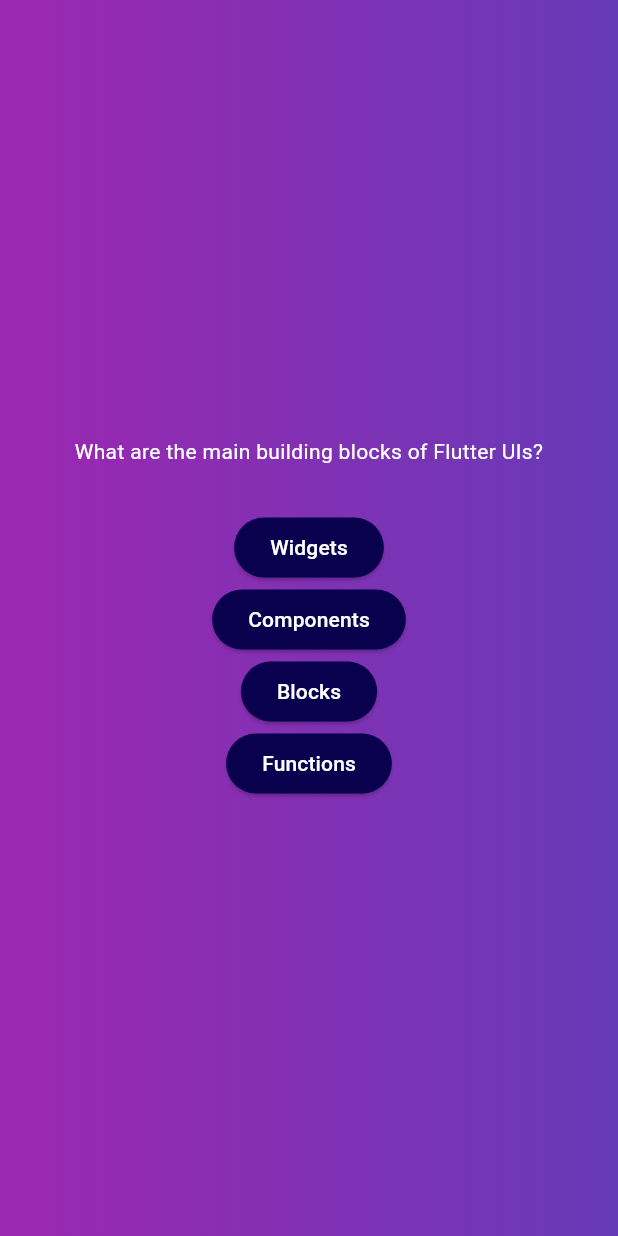
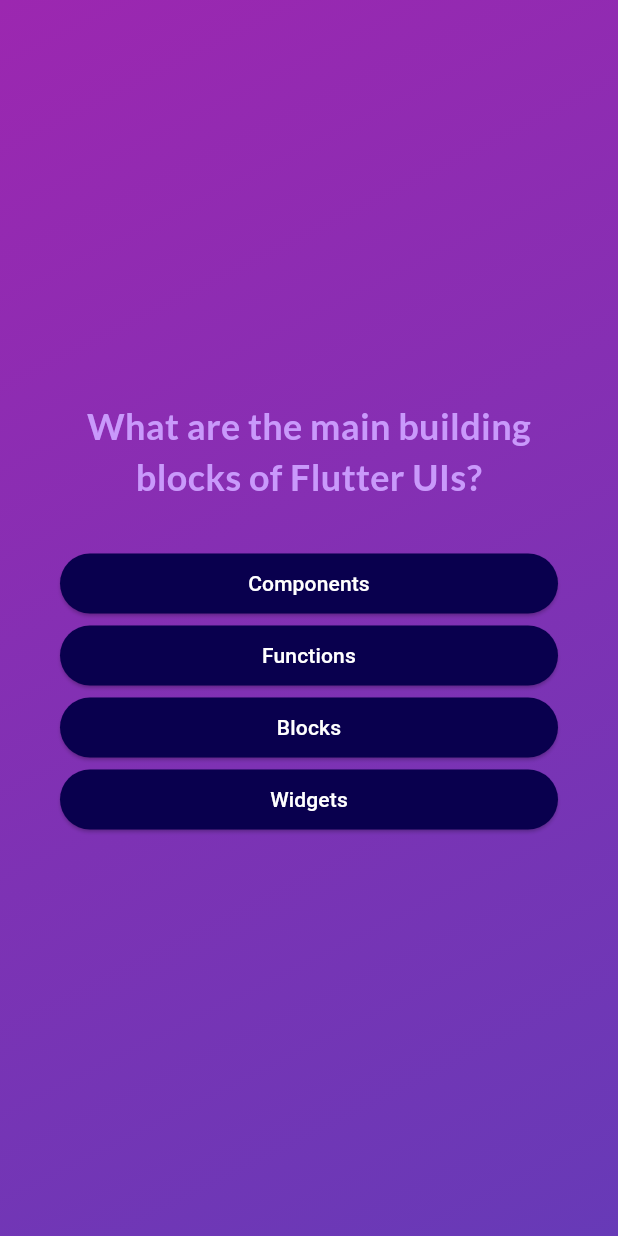
Before and after one commit to Thananop47/QuizApp, a Flutter app: the screen it shows after launch, after a tap on "Start Quiz", on a phone screen of 412 x 824 dp. Run offline on Flutter 3.47's test engine with Material 3 defaults, Android fonts, the phone set to English and light mode, and no system bars; our stand-ins replace google_fonts.

Commit message:
edit some design

```diff
--- a/lib/answers_button.dart
+++ b/lib/answers_button.dart
@@ -2,20 +2,23 @@ import 'package:flutter/material.dart';
 import 'package:myapp/data/quiz.dart';
 
 class AnswersButton extends StatelessWidget {
-  AnswersButton(this.answerOption, this.onPressed,{super.key});
+  AnswersButton(this.answerOption, this.onPressed, {super.key});
 
   //define callBackFunciton and send answerOption to QuestionsScreen
   final void Function(String) onPressed;
   final String answerOption;
   @override
   Widget build(BuildContext context) {
-    return ElevatedButton(
-      onPressed: () => onPressed(answerOption),
-      style: ElevatedButton.styleFrom(
-          backgroundColor: const Color.fromARGB(255, 9, 0, 78)),
-      child: Text(
-        answerOption,
-        style: const TextStyle(color: Colors.white),
+    return SizedBox(
+      width: double.infinity,
+      child: ElevatedButton(
+        onPressed: () => onPressed(answerOption),
+        style: ElevatedButton.styleFrom(
+            backgroundColor: const Color.fromARGB(255, 9, 0, 78)),
+        child: Text(
+          answerOption,
+          style: const TextStyle(color: Colors.white,),textAlign: TextAlign.center,
+        ),
       ),
     );
   }
--- a/lib/models/quiz_model.dart
+++ b/lib/models/quiz_model.dart
@@ -3,5 +3,13 @@ class QuizModel {
   List<String> answers;
   String correctAnswer;
 
-  QuizModel(this.question, this.answers,this.correctAnswer);
+  //swap answer
+  List<String> getShuffledAnswers() {
+    final shuffleAnswers = List.of(answers);
+
+    shuffleAnswers.shuffle();
+    return shuffleAnswers;
+  }
+
+  QuizModel(this.question, this.answers, this.correctAnswer);
 }
--- a/lib/questions_screen.dart
+++ b/lib/questions_screen.dart
@@ -2,6 +2,7 @@ import 'package:flutter/material.dart';
 import 'package:myapp/answers_button.dart';
 import 'package:myapp/data/quiz.dart';
 import 'package:myapp/result_screen.dart';
+import 'package:google_fonts/google_fonts.dart';
 
 class QuestionsScreen extends StatefulWidget {
   const QuestionsScreen({super.key});
@@ -32,7 +33,8 @@ class _QuestionsState extends State<QuestionsScreen> {
     } else {
       Navigator.push(
         context,
-        MaterialPageRoute( // send all required value to resultScreen
+        MaterialPageRoute(
+          // send all required value to resultScreen
           builder: (context) => ResultScreen(
               score: score,
               total: questions.length,
@@ -51,6 +53,8 @@ class _QuestionsState extends State<QuestionsScreen> {
         body: Container(
           decoration: const BoxDecoration(
             gradient: LinearGradient(
+              begin: Alignment.topLeft,
+              end: Alignment.bottomRight,
               colors: [Colors.purple, Colors.deepPurple],
             ),
           ),
@@ -62,13 +66,17 @@ class _QuestionsState extends State<QuestionsScreen> {
                 children: [
                   Text(
                     currentQuestion.question,
-                    style: const TextStyle(color: Colors.white),
+                    style: GoogleFonts.lato(
+                      color: const Color.fromARGB(255, 201, 153, 251),
+                      fontSize: 24,
+                      fontWeight: FontWeight.bold,
+                    ),
                     textAlign: TextAlign.center,
                   ),
                   const SizedBox(
                     height: 30,
                   ),
-                  ...currentQuestion.answers.map((answer) {
+                  ...currentQuestion.getShuffledAnswers().map((answer) {
                     return AnswersButton(answer, handleAnswer);
                   }),
                 ],
--- a/pubspec.yaml
+++ b/pubspec.yaml
@@ -35,6 +35,7 @@ dependencies:
   # The following adds the Cupertino Icons font to your application.
   # Use with the CupertinoIcons class for iOS style icons.
   cupertino_icons: ^1.0.8
+  google_fonts: ^6.2.1
 
 dev_dependencies:
   flutter_test:
```
Also changed, not shown: lib/result_screen.dart (+11 -18 lines), pubspec.lock.
